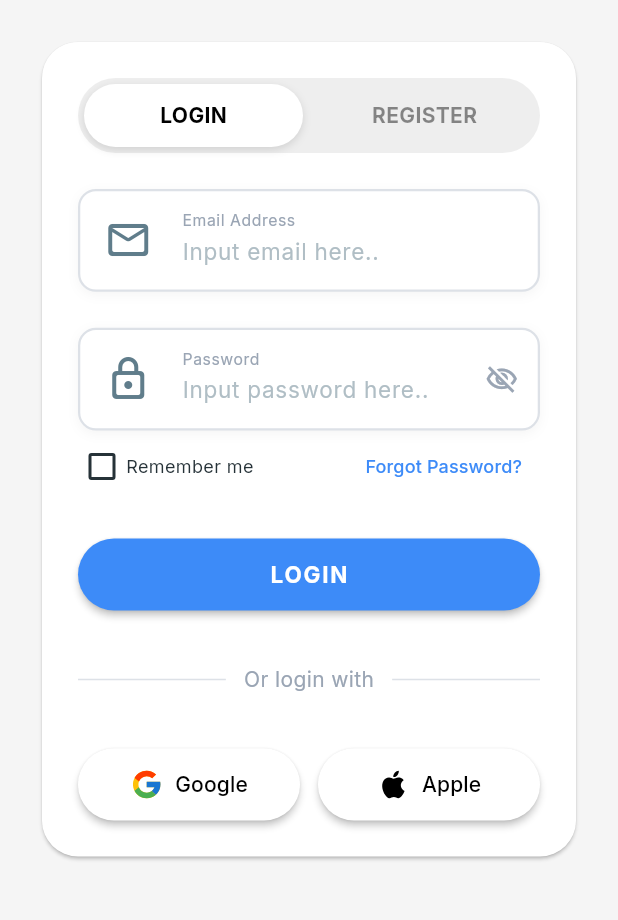
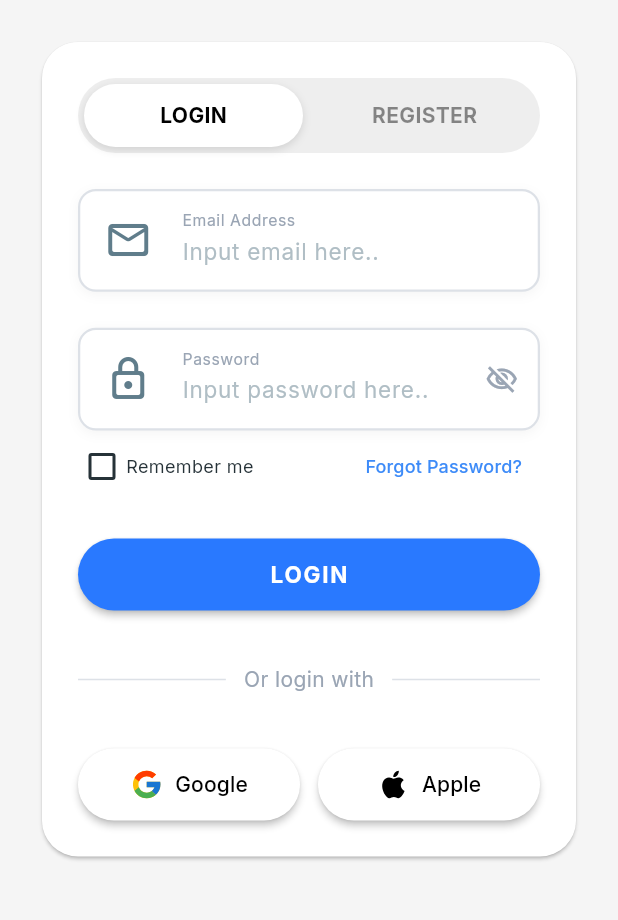
Before and after one commit to yayandw/kongko, a Flutter app: the screen it shows after launch, on a phone screen of 412 x 824 dp, the part 246-1166 px from its top. Run offline on Flutter 3.47's test engine with Material 3 defaults, Android fonts, the phone set to English and light mode, and no system bars; our stand-ins replace flutter_svg.

Commit message:
feat: update color lebih dynamic

```diff
--- a/lib/core/widgets/input.dart
+++ b/lib/core/widgets/input.dart
@@ -95,7 +95,7 @@ class _CustomInputFieldState extends State<CustomInputField> {
             padding: const EdgeInsets.symmetric(horizontal: 16),
             child: Icon(
               widget.prefixIcon,
-              color: const Color(0xFF607D8B),
+              color: Theme.of(context).colorScheme.secondary,
               size: 32,
             ),
           ),
--- a/lib/features/auth/auth_page.dart
+++ b/lib/features/auth/auth_page.dart
@@ -166,7 +166,7 @@ class _LoginPageState extends State<_LoginPage> {
           ElevatedButton(
             onPressed: _handleLogin,
             style: ElevatedButton.styleFrom(
-              backgroundColor: const Color(0xFF3D8BF8),
+              backgroundColor: Theme.of(context).primaryColor,
               foregroundColor: Colors.white,
               minimumSize: const Size(double.infinity, 48),
               shape: RoundedRectangleBorder(
```
